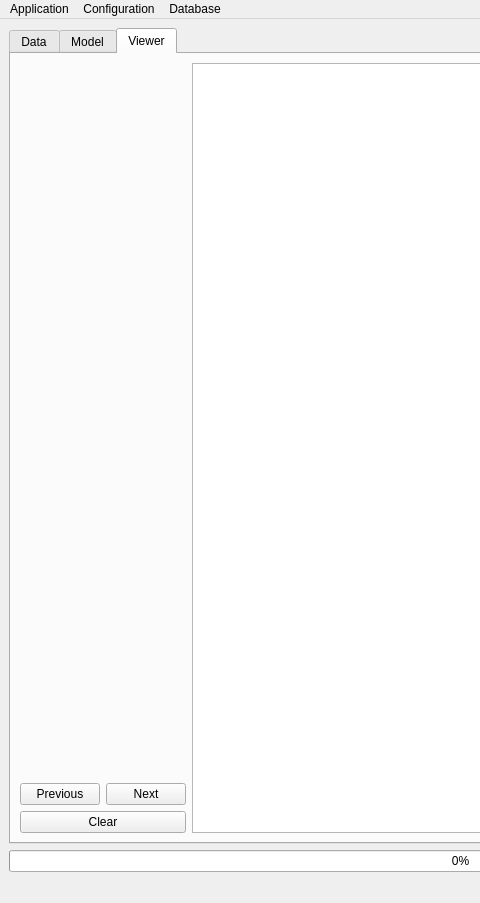
Above: NISTADS/app/assets/window_layout.ui from CTCycle/ADSMOD-Adsorption-Modeling before the change; both pictures show x 0 to 480 and y 0 to 903 of the 1185 by 903 pixel window. Below: the same form after it.
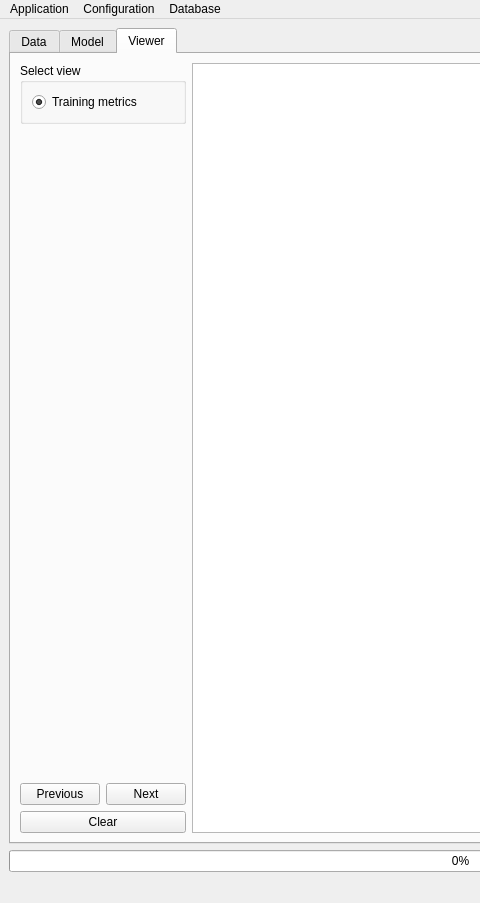
That is the form after the change. The open tabs and pages were chosen to show the change.

Commit message: training metrics are now plotted in real time in the viewer tab

```diff
--- a/NISTADS/app/assets/window_layout.ui
+++ b/NISTADS/app/assets/window_layout.ui
@@ -1263,7 +1263,26 @@
        </attribute>
        <layout class="QHBoxLayout" name="horizontalLayout_7">
         <item>
-         <layout class="QVBoxLayout" name="verticalLayout_4">
+         <layout class="QVBoxLayout" name="verticalLayout_3">
+          <item>
+           <widget class="QGroupBox" name="groupBox">
+            <property name="title">
+             <string>Select view</string>
+            </property>
+            <layout class="QVBoxLayout" name="verticalLayout_4">
+             <item>
+              <widget class="QRadioButton" name="viewTrainMetrics">
+               <property name="text">
+                <string>Training metrics</string>
+               </property>
+               <property name="checked">
+                <bool>true</bool>
+               </property>
+              </widget>
+             </item>
+            </layout>
+           </widget>
+          </item>
           <item>
            <spacer name="verticalSpacer_10">
             <property name="orientation">
```
The commit also changes 3 other files.
